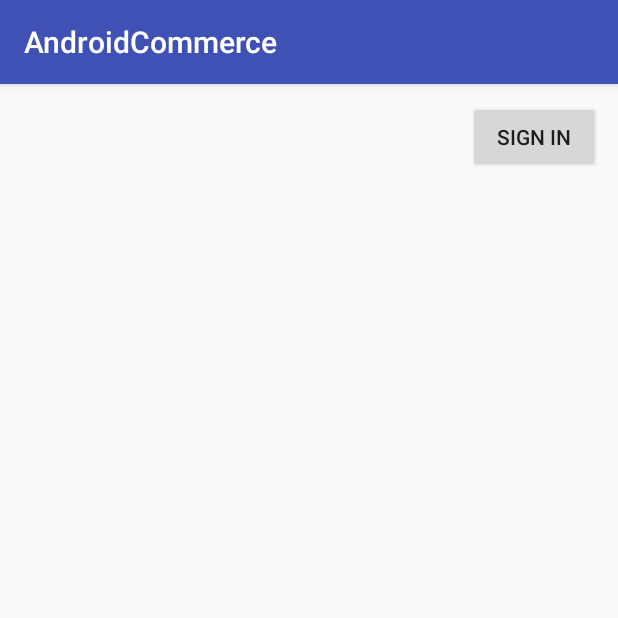
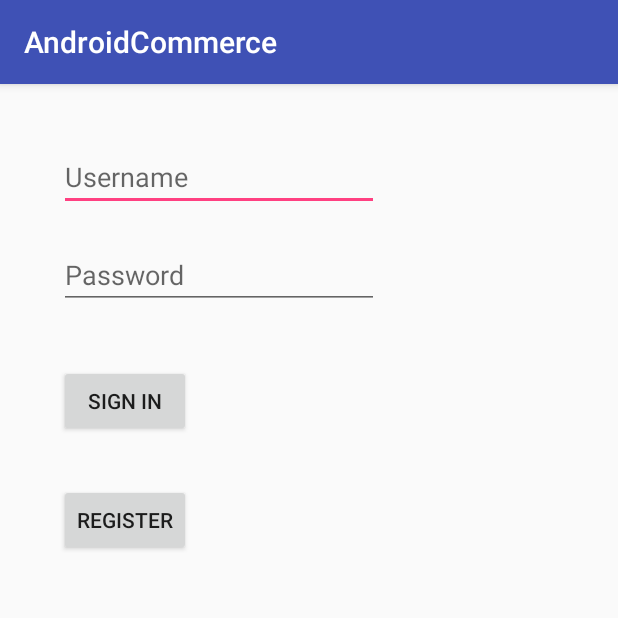
Before and after one commit to canhkhongduc/AndroidCommerce, an Android app: the screen it shows after launch (MainActivity before the commit, LoginActivity after it), on a phone screen of 412 x 824 dp, the top half of it. Run offline under Robolectric (Android 15) with nearby library versions, the phone set to English and light mode, and no system bars.

Commit message:
login and register update Admin and customer priority

```diff
--- a/app/src/main/java/fu/prm391/project/androidcommerce/MainActivity.java
+++ /dev/null
@@ -1,43 +0,0 @@
-package fu.prm391.project.androidcommerce;
-
-import android.content.Intent;
-import android.support.v7.app.AppCompatActivity;
-import android.os.Bundle;
-import android.view.View;
-import android.widget.Button;
-import android.widget.TextView;
-import android.widget.Toast;
-
-import fu.prm391.project.androidcommerce.dao.MyHelper;
-import fu.prm391.project.androidcommerce.model.User;
-
-public class MainActivity extends AppCompatActivity {
-    private Button btnSignin;
-    private TextView tvUserWelcome;
-    MyHelper db;
-    @Override
-    protected void onCreate(Bundle savedInstanceState) {
-        super.onCreate(savedInstanceState);
-        setContentView(R.layout.activity_main);
-        btnSignin = findViewById(R.id.btnSignin);
-        tvUserWelcome = findViewById(R.id.tvUserWelcome);
-        btnSignin.setOnClickListener(new View.OnClickListener() {
-            @Override
-            public void onClick(View view) {
-                Intent intent = new Intent(MainActivity.this, LoginActivity.class);
-                startActivityForResult(intent, 1);
-            }
-        });
-    }
-
-    @Override
-    protected void onActivityResult(int requestCode, int resultCode, Intent data) {
-        super.onActivityResult(requestCode, resultCode, data);
-        if(resultCode == 5 && data != null){
-            btnSignin.setVisibility(View.GONE);
-            User user = (User) data.getSerializableExtra("user");
-            tvUserWelcome.setVisibility(View.VISIBLE);
-            tvUserWelcome.setText(user.getUserName());
-        }
-    }
-}
--- a/app/src/main/java/fu/prm391/project/androidcommerce/RegisterActivity.java
+++ b/app/src/main/java/fu/prm391/project/androidcommerce/RegisterActivity.java
@@ -43,7 +43,7 @@ public class RegisterActivity extends AppCompatActivity {
                    user.setUserAddress(address);
                     if(db.getUserByUsername(user.getUserName()) == null){
                         db.insertUser(user);
-                        Intent intent = new Intent(RegisterActivity.this, MainActivity.class);
+                        Intent intent = new Intent(RegisterActivity.this, LoginActivity.class);
                         intent.putExtra("user", user);
                         setResult(5,intent);
                         finish();
--- a/app/src/main/res/layout/activity_main.xml
+++ /dev/null
@@ -1,28 +0,0 @@
-<?xml version="1.0" encoding="utf-8"?>
-<RelativeLayout xmlns:android="http://schemas.android.com/apk/res/android"
-    xmlns:app="http://schemas.android.com/apk/res-auto"
-    xmlns:tools="http://schemas.android.com/tools"
-    android:layout_width="match_parent"
-    android:layout_height="match_parent"
-    tools:context="fu.prm391.project.androidcommerce.MainActivity">
-
-    <Button
-        android:id="@+id/btnSignin"
-        android:layout_width="wrap_content"
-        android:layout_height="wrap_content"
-        android:layout_alignParentEnd="true"
-        android:layout_alignParentTop="true"
-        android:layout_marginEnd="12dp"
-        android:layout_marginTop="11dp"
-        android:text="@string/action_sign_in" />
-
-    <TextView
-        android:id="@+id/tvUserWelcome"
-        android:layout_width="wrap_content"
-        android:layout_height="wrap_content"
-        android:layout_alignBottom="@+id/btnSignin"
-        android:layout_marginBottom="13dp"
-        android:layout_marginStart="62dp"
-        android:textSize="20sp"
-        android:visibility="gone" />
-</RelativeLayout>
```
Also changed, not shown: app/src/main/AndroidManifest.xml (+4 -3 lines), app/src/main/java/fu/prm391/project/androidcommerce/AdminHomeActivity.java (added, +13 -0 lines), app/src/main/java/fu/prm391/project/androidcommerce/CustomerHomeActivity.java (added, +13 -0 lines), app/src/main/java/fu/prm391/project/androidcommerce/LoginActivity.java (+10 -5 lines), app/src/main/res/layout/activity_admin_home.xml (added, +16 -0 lines), app/src/main/res/layout/activity_customer_home.xml (added, +16 -0 lines).
